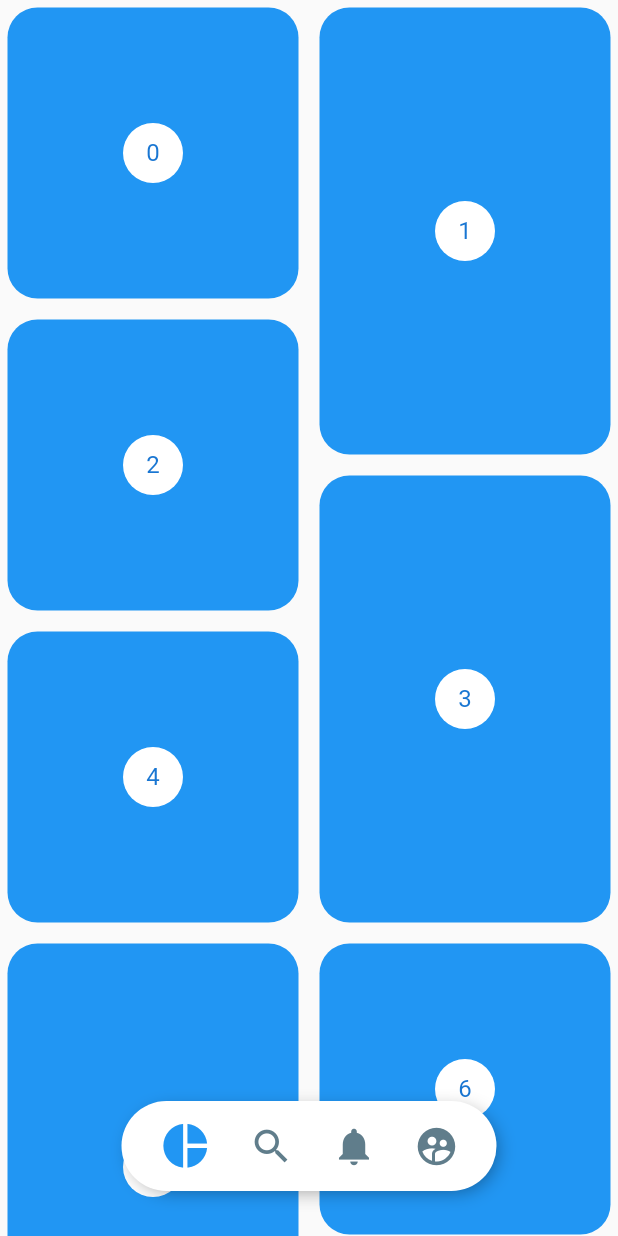
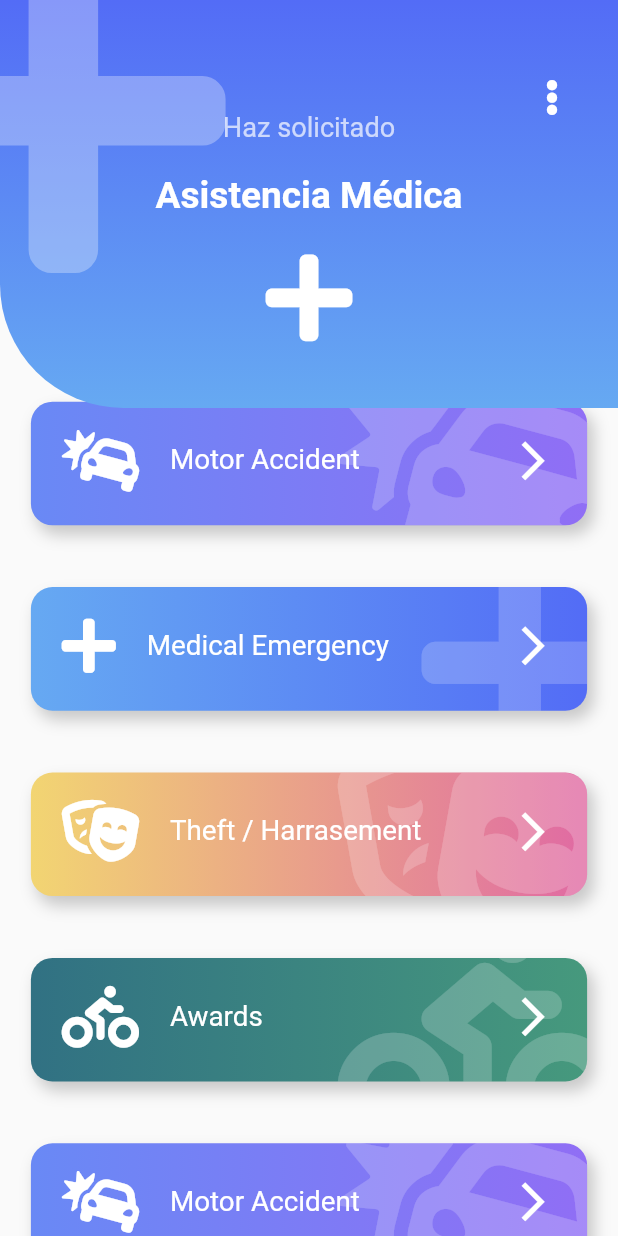
Before and after one commit to LeanGardella/FlutterUI, a Flutter app: the screen it shows after launch, on a phone screen of 412 x 824 dp. Run offline on Flutter 3.47's test engine with Material 2 defaults, Android fonts, the phone set to English and light mode, and no system bars; our stand-ins replace animate_do, flutter_svg, font_awesome_flutter.

Commit message:
Fin sección 7 - Emergency app

```diff
--- a/lib/main.dart
+++ b/lib/main.dart
@@ -4,11 +4,12 @@
 // import 'package:disenos/src/pages/graficas_circulares_page.dart';
 // import 'package:disenos/src/lab/slideshow_page.dart';
 // import 'package:disenos/src/pages/slideshow_page.dart';
-//import 'package:disenos/src/pages/headers_page.dart';
+// import 'package:disenos/src/pages/headers_page.dart';
+// import 'package:disenos/src/pages/pinterest_page.dart';
 
+import 'package:disenos/src/pages/emergency_page.dart';
 import 'package:flutter/material.dart';
 
-import 'package:disenos/src/pages/pinterest_page.dart';
 void main() => runApp(MyApp());
 
 class MyApp extends StatelessWidget {
@@ -17,7 +18,7 @@ class MyApp extends StatelessWidget {
     return MaterialApp(
       debugShowCheckedModeBanner: false,
       title: 'UI App',
-      home: PinterestPage(),
+      home: EmergencyPage(),
     );
   }
 }
--- /dev/null
+++ b/lib/src/pages/emergency_page.dart
@@ -0,0 +1,127 @@
+import 'package:animate_do/animate_do.dart';
+import 'package:disenos/src/widgets/gradientIcon_button_tile.dart';
+import 'package:disenos/src/widgets/icon_header.dart';
+import 'package:flutter/material.dart';
+import 'package:font_awesome_flutter/font_awesome_flutter.dart';
+
+class ItemBoton {
+
+  final IconData icon;
+  final String texto;
+  final Color color1;
+  final Color color2;
+
+  ItemBoton( this.icon, this.texto, this.color1, this.color2 );
+}
+
+
+class EmergencyPage extends StatelessWidget {
+
+  @override
+  Widget build(BuildContext context) {
+
+    final items = <ItemBoton>[
+      new ItemBoton( FontAwesomeIcons.carCrash, 'Motor Accident', Color(0xff6989F5), Color(0xff906EF5) ),
+      new ItemBoton( FontAwesomeIcons.plus, 'Medical Emergency', Color(0xff66A9F2), Color(0xff536CF6) ),
+      new ItemBoton( FontAwesomeIcons.theaterMasks, 'Theft / Harrasement', Color(0xffF2D572), Color(0xffE06AA3) ),
+      new ItemBoton( FontAwesomeIcons.biking, 'Awards', Color(0xff317183), Color(0xff46997D) ),
+      new ItemBoton( FontAwesomeIcons.carCrash, 'Motor Accident', Color(0xff6989F5), Color(0xff906EF5) ),
+      new ItemBoton( FontAwesomeIcons.plus, 'Medical Emergency', Color(0xff66A9F2), Color(0xff536CF6) ),
+      new ItemBoton( FontAwesomeIcons.theaterMasks, 'Theft / Harrasement', Color(0xffF2D572), Color(0xffE06AA3) ),
+      new ItemBoton( FontAwesomeIcons.biking, 'Awards', Color(0xff317183), Color(0xff46997D) ),
+      new ItemBoton( FontAwesomeIcons.carCrash, 'Motor Accident', Color(0xff6989F5), Color(0xff906EF5) ),
+      new ItemBoton( FontAwesomeIcons.plus, 'Medical Emergency', Color(0xff66A9F2), Color(0xff536CF6) ),
+      new ItemBoton( FontAwesomeIcons.theaterMasks, 'Theft / Harrasement', Color(0xffF2D572), Color(0xffE06AA3) ),
+      new ItemBoton( FontAwesomeIcons.biking, 'Awards', Color(0xff317183), Color(0xff46997D) ),
+    ];
+
+    final List<Widget> botones = items.map((e) => FadeInLeft(
+          child: GradientIconTileButton(
+        onPressed: (){},
+        primaryColor: e.color1,
+        secondaryColor: e.color2,
+        icon: e.icon,
+        text: e.texto,
+      ),
+    )).toList();
+
+    return Scaffold(
+      body: Stack(
+        children: <Widget>[
+
+          Container(
+            margin: EdgeInsets.only(top: MediaQuery.of(context).size.height * 0.3),
+            child: ListView(
+              physics: BouncingScrollPhysics(),
+              children: botones,
+            ),
+          ),
+          Stack(
+            children: <Widget>[
+              IconGradientHeader(
+                icon: FontAwesomeIcons.plus,
+                subtitle: 'Haz solicitado',
+                title: 'Asistencia Médica',
+                primaryColor: Color(0xff536CF6),
+                secondaryColor: Color(0xff66A9F2),
+              ),
+              Positioned(
+                right: 0,
+                top: MediaQuery.of(context).size.height * 0.05,
+                child: RawMaterialButton(
+                  onPressed: () {},
+                  padding: EdgeInsets.all(MediaQuery.of(context).size.height * 0.01),
+                  shape: CircleBorder(),
+                  child: FaIcon(FontAwesomeIcons.ellipsisV, color: Colors.white),
+                ),
+              ),
+            ],
+          ),
+        ],
+      ),
+   );
+  }
+}
+
+// class _BotonTemp extends StatelessWidget {
+//   const _BotonTemp({
+//     Key key,
+//   }) : super(key: key);
+
+//   @override
+//   Widget build(BuildContext context) {
+//     return Container(
+//       child: Stack(
+//         children: <Widget>[
+//           // _PageHeader(),
+//           GradientIconTileButton(
+//             icon: FontAwesomeIcons.carCrash,
+//             text: 'Asistencia Mecánica',
+//             primaryColor: Color(0xff6989f5),
+//             secondaryColor: Color(0xff906ef5),
+//             textColor: Colors.white,
+//             onPressed: () {print('click');},
+//           ),
+//         ],
+//       ),
+//      );
+//   }
+// }
+
+class _PageHeader extends StatelessWidget {
+  const _PageHeader({
+    Key key,
+  }) : super(key: key);
+
+  @override
+  Widget build(BuildContext context) {
+    return IconGradientHeader(
+      icon: FontAwesomeIcons.plus,
+      title: 'Asistencia Médica',
+      subtitle: 'Haz solicitado',
+      primaryColor: Color(0xff526bf6),
+      secondaryColor: Color(0xff67acf2),
+      textColor: Colors.white,
+    );
+  }
+}
--- /dev/null
+++ b/lib/src/widgets/gradientIcon_button_tile.dart
@@ -0,0 +1,113 @@
+import 'package:flutter/material.dart';
+import 'package:font_awesome_flutter/font_awesome_flutter.dart';
+
+
+class GradientIconTileButton extends StatelessWidget {
+
+  final IconData icon;
+  final String text;
+  final Color primaryColor;
+  final Color secondaryColor;
+  final Color textColor;
+  final Function onPressed;
+
+  const GradientIconTileButton({
+    this.icon = Icons.new_releases,
+    this.text = 'This is a new button!',
+    this.primaryColor = Colors.blue,
+    this.secondaryColor = Colors.blueGrey,
+    this.textColor = Colors.white,
+    @required this.onPressed,
+  }) ;
+
+
+  @override
+  Widget build(BuildContext context) {
+    final maxHeight = MediaQuery.of(context).size.height;
+    final maxWidth = MediaQuery.of(context).size.width;
+
+    return GestureDetector(
+      onTap: this.onPressed,
+      child: Center(
+        child: Stack(
+          children: <Widget>[
+            _ButtonBackground(
+              maxHeight: maxHeight,
+              maxWidth: maxWidth,
+              icon: icon,
+              secondaryColor: secondaryColor,
+              primaryColor: primaryColor,
+              textColor: textColor,
+
+            ),
+            Row(
+              mainAxisAlignment: MainAxisAlignment.center,
+              children: <Widget>[
+                SizedBox(height: maxHeight * 0.145, width: maxWidth * 0.1,),
+                FaIcon(icon, size: maxWidth * 0.1, color: textColor),
+                SizedBox( width: maxWidth * 0.05,),
+                Expanded(child: Text(text, style: TextStyle(color: textColor, fontSize: maxWidth * 0.045),)),
+                FaIcon(Icons.arrow_forward_ios, size: maxWidth * 0.075, color: textColor),
+                SizedBox(width: maxWidth * 0.1,),
+              ],
+            ),
+          ],
+
+        ),
+
+      ),
+    );
+  }
+}
+
+class _ButtonBackground extends StatelessWidget {
+  const _ButtonBackground({
+    Key key,
+    @required this.maxHeight,
+    @required this.maxWidth,
+    @required this.primaryColor,
+    @required this.secondaryColor,
+    @required this.icon,
+    @required this.textColor,
+  }) : super(key: key);
+
+  final double maxHeight;
+  final double maxWidth;
+  final Color primaryColor;
+  final Color secondaryColor;
+  final IconData icon;
+  final Color textColor;
+
+  @override
+  Widget build(BuildContext context) {
+    return Container(
+      height: maxHeight * 0.1,
+      margin: EdgeInsets.all(maxWidth * 0.05),
+      decoration: BoxDecoration(
+        borderRadius: BorderRadius.circular(maxWidth * 0.035),
+        boxShadow: [BoxShadow(color: Colors.black.withOpacity(0.2), blurRadius: maxWidth * 0.02, offset: Offset(4,6))],
+        gradient: LinearGradient(
+          colors: <Color>[
+            primaryColor,
+            secondaryColor,
+            // Color(0xff6989f5),
+            // Color(0xff906ef5),
+           // Colors.purple,
+          ]
+        ),
+      ),
+      child: ClipRRect(
+        borderRadius: BorderRadius.circular(maxWidth * 0.035),
+        child: Stack(
+          children: <Widget>[
+            Positioned(
+              right: -maxWidth * 0.05,
+              top: -maxWidth * 0.06,
+              child: FaIcon(icon, size: maxWidth * 0.363, color: textColor.withOpacity(0.2))
+            )
+          ],
+        ),
+      ),
+    );
+  }
+}
--- /dev/null
+++ b/lib/src/widgets/icon_header.dart
@@ -0,0 +1,80 @@
+import 'package:flutter/material.dart';
+
+import 'package:font_awesome_flutter/font_awesome_flutter.dart';
+
+class IconGradientHeader extends StatelessWidget {
+
+  final IconData icon;
+  final String title;
+  final String subtitle;
+  final Color primaryColor;
+  final Color secondaryColor;
+  final Color textColor;
+
+  const IconGradientHeader({
+    @required this.icon,
+    @required this.title,
+    @required this.subtitle,
+    this.primaryColor = Colors.blue,
+    this.secondaryColor = Colors.blueGrey,
+    this.textColor = Colors.white,
+  });
+
+  @override
+  Widget build(BuildContext context) {
+    double h = MediaQuery.of(context).size.height;
+    return Stack(
+      children: <Widget>[
+        _Background(h: h, color1: primaryColor, color2: secondaryColor,),
+        Positioned(
+          top: -h * 0.06,
+          left: -h * 0.08,
+          child: FaIcon(this.icon, color: textColor.withOpacity(0.3), size: h * 0.3),
+        ),
+        Column(
+          crossAxisAlignment: CrossAxisAlignment.center,
+          children: <Widget>[
+            SizedBox(height: h * 0.09, width: double.infinity,),
+            Text(this.subtitle, style: TextStyle(fontSize: h * 0.022, color: textColor.withOpacity(0.7)),),
+            SizedBox(height: h * 0.025, width: double.infinity,),
+            Text(this.title, style: TextStyle(fontSize: h * 0.03, color: textColor, fontWeight: FontWeight.bold),),
+            SizedBox(height: h * 0.025, width: double.infinity,),
+            FaIcon(this.icon, color: textColor, size: h * 0.08),
+          ],
+        ),
+      ],
+    );
+  }
+}
+
+class _Background extends StatelessWidget {
+  const _Background({
+    @required this.h,
+    @required this.color1,
+    @required this.color2,
+  });
+
+  final double h;
+  final Color color1;
+  final Color color2;
+
+  @override
+  Widget build(BuildContext context,) {
+    return Container(
+      height: h * 0.33,
+      width: double.infinity,
+      decoration: BoxDecoration(
+        gradient: LinearGradient(
+          begin: Alignment.topCenter,
+          end: Alignment.bottomCenter,
+          colors: <Color>[
+            // Color(0xff526bf6),
+            // Color(0xff67acf2),
+            color1,
+            color2,
+          ]),
+        borderRadius: BorderRadius.only(bottomLeft: Radius.circular(h * 0.1)),
+      ),
+    );
+  }
+}
--- a/pubspec.yaml
+++ b/pubspec.yaml
@@ -31,6 +31,8 @@ dependencies:
   flutter_svg: ^0.17.3+1
   provider: ^4.0.4
   flutter_staggered_grid_view: ^0.3.2
+  font_awesome_flutter: ^8.8.1
+  animate_do: ^1.7.2
 
 dev_dependencies:
   flutter_test:
```
Also changed, not shown: pubspec.lock.
